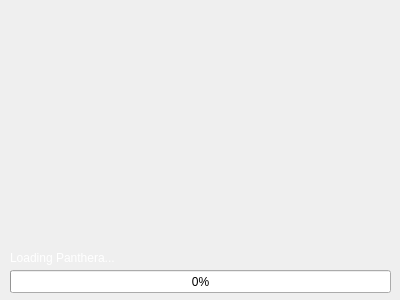
Qt form splash.ui (quazaa-development-team/Panthera-Project) before a commit.
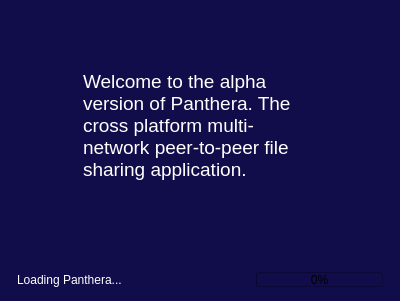
The same form after that commit. Icons and pictures are not drawn.

Commit message: Major work on Main Window UI, especially library and media page. Some label links now work. Tray icon added but with limited functionality. Settings dialog done up to Chat page. Profile dialog added.

```diff
--- a/splash.ui
+++ b/splash.ui
@@ -7,26 +7,118 @@
     <x>0</x>
     <y>0</y>
     <width>400</width>
-    <height>300</height>
+    <height>301</height>
    </rect>
   </property>
   <property name="windowTitle">
    <string>Dialog</string>
   </property>
   <property name="styleSheet">
-   <string notr="true">background-image: url(:/Graphics/Resource/Splash.png);</string>
+   <string notr="true">background-color: rgb(17, 13, 75);</string>
   </property>
   <property name="modal">
    <bool>true</bool>
   </property>
+  <layout class="QGridLayout" name="gridLayout_3">
+   <item row="1" column="0" colspan="2">
+    <layout class="QGridLayout" name="gridLayout_2">
+     <item row="2" column="1">
+      <widget class="QLabel" name="label_2">
+       <property name="styleSheet">
+        <string notr="true">color: rgb(255, 255, 255);
+background-color: transparent;</string>
+       </property>
+       <property name="text">
+        <string>&lt;!DOCTYPE HTML PUBLIC &quot;-//W3C//DTD HTML 4.0//EN&quot; &quot;http://www.w3.org/TR/REC-html40/strict.dtd&quot;&gt;
+&lt;html&gt;&lt;head&gt;&lt;meta name=&quot;qrichtext&quot; content=&quot;1&quot; /&gt;&lt;style type=&quot;text/css&quot;&gt;
+p, li { white-space: pre-wrap; }
+&lt;/style&gt;&lt;/head&gt;&lt;body style=&quot; font-family:'Sans'; font-size:10pt; font-weight:400; font-style:normal;&quot;&gt;
+&lt;p style=&quot; margin-top:0px; margin-bottom:0px; margin-left:0px; margin-right:0px; -qt-block-indent:0; text-indent:0px;&quot;&gt;&lt;span style=&quot; font-size:14pt;&quot;&gt;Welcome to the alpha version of Panthera. The cross platform multi-network peer-to-peer file sharing application.&lt;/span&gt;&lt;/p&gt;&lt;/body&gt;&lt;/html&gt;</string>
+       </property>
+       <property name="wordWrap">
+        <bool>true</bool>
+       </property>
+      </widget>
+     </item>
+     <item row="1" column="1">
+      <widget class="QLabel" name="label">
+       <property name="styleSheet">
+        <string notr="true">background-color: transparent;</string>
+       </property>
+       <property name="text">
+        <string>&lt;!DOCTYPE HTML PUBLIC &quot;-//W3C//DTD HTML 4.0//EN&quot; &quot;http://www.w3.org/TR/REC-html40/strict.dtd&quot;&gt;
+&lt;html&gt;&lt;head&gt;&lt;meta name=&quot;qrichtext&quot; content=&quot;1&quot; /&gt;&lt;style type=&quot;text/css&quot;&gt;
+p, li { white-space: pre-wrap; }
+&lt;/style&gt;&lt;/head&gt;&lt;body style=&quot; font-family:'MS Shell Dlg 2'; font-size:8.25pt; font-weight:400; font-style:normal;&quot;&gt;
+&lt;p style=&quot; margin-top:0px; margin-bottom:0px; margin-left:0px; margin-right:0px; -qt-block-indent:0; text-indent:0px;&quot;&gt;&lt;img src=&quot;:/Graphics/Resource/Panthera48.png&quot; /&gt;&lt;/p&gt;&lt;/body&gt;&lt;/html&gt;</string>
+       </property>
+      </widget>
+     </item>
+     <item row="2" column="0">
+      <spacer name="horizontalSpacer_2">
+       <property name="orientation">
+        <enum>Qt::Horizontal</enum>
+       </property>
+       <property name="sizeType">
+        <enum>QSizePolicy::Fixed</enum>
+       </property>
+       <property name="sizeHint" stdset="0">
+        <size>
+         <width>72</width>
+         <height>107</height>
+        </size>
+       </property>
+      </spacer>
+     </item>
+     <item row="2" column="2">
+      <spacer name="horizontalSpacer_3">
+       <property name="orientation">
+        <enum>Qt::Horizontal</enum>
+       </property>
+       <property name="sizeHint" stdset="0">
+        <size>
+         <width>50</width>
+         <height>20</height>
+        </size>
+       </property>
+      </spacer>
+     </item>
+     <item row="0" column="1">
+      <spacer name="verticalSpacer_2">
+       <property name="orientation">
+        <enum>Qt::Vertical</enum>
+       </property>
+       <property name="sizeHint" stdset="0">
+        <size>
+         <width>20</width>
+         <height>40</height>
+        </size>
+       </property>
+      </spacer>
+     </item>
+    </layout>
+   </item>
+   <item row="5" column="0" colspan="2">
+    <layout class="QGridLayout" name="gridLayout">
+     <property name="leftMargin">
+      <number>6</number>
+     </property>
+     <property name="rightMargin">
+      <number>6</number>
+     </property>
+     <property name="horizontalSpacing">
+      <number>6</number>
+     </property>
+     <property name="verticalSpacing">
+      <number>2</number>
+     </property>
+     <item row="1" column="2">
   <widget class="QProgressBar" name="progressBar">
-   <property name="geometry">
-    <rect>
-     <x>10</x>
-     <y>270</y>
-     <width>381</width>
-     <height>23</height>
-    </rect>
+       <property name="maximumSize">
+        <size>
+         <width>150</width>
+         <height>15</height>
+        </size>
    </property>
    <property name="palette">
     <palette>
@@ -40,6 +132,15 @@
         </color>
        </brush>
       </colorrole>
+          <colorrole role="Window">
+           <brush brushstyle="SolidPattern">
+            <color alpha="255">
+             <red>17</red>
+             <green>13</green>
+             <blue>75</blue>
+            </color>
+           </brush>
+          </colorrole>
      </active>
      <inactive>
       <colorrole role="WindowText">
@@ -51,6 +152,15 @@
         </color>
        </brush>
       </colorrole>
+          <colorrole role="Window">
+           <brush brushstyle="SolidPattern">
+            <color alpha="255">
+             <red>17</red>
+             <green>13</green>
+             <blue>75</blue>
+            </color>
+           </brush>
+          </colorrole>
      </inactive>
      <disabled>
       <colorrole role="WindowText">
@@ -62,6 +172,15 @@
         </color>
        </brush>
       </colorrole>
+          <colorrole role="Window">
+           <brush brushstyle="SolidPattern">
+            <color alpha="255">
+             <red>17</red>
+             <green>13</green>
+             <blue>75</blue>
+            </color>
+           </brush>
+          </colorrole>
      </disabled>
     </palette>
    </property>
@@ -69,15 +188,9 @@
     <number>0</number>
    </property>
   </widget>
+     </item>
+     <item row="1" column="0">
   <widget class="QLabel" name="labelStatus">
-   <property name="geometry">
-    <rect>
-     <x>10</x>
-     <y>250</y>
-     <width>381</width>
-     <height>16</height>
-    </rect>
-   </property>
    <property name="palette">
     <palette>
      <active>
@@ -90,6 +203,15 @@
         </color>
        </brush>
       </colorrole>
+          <colorrole role="Window">
+           <brush brushstyle="SolidPattern">
+            <color alpha="0">
+             <red>0</red>
+             <green>0</green>
+             <blue>0</blue>
+            </color>
+           </brush>
+          </colorrole>
      </active>
      <inactive>
       <colorrole role="WindowText">
@@ -101,6 +223,15 @@
         </color>
        </brush>
       </colorrole>
+          <colorrole role="Window">
+           <brush brushstyle="SolidPattern">
+            <color alpha="0">
+             <red>0</red>
+             <green>0</green>
+             <blue>0</blue>
+            </color>
+           </brush>
+          </colorrole>
      </inactive>
      <disabled>
       <colorrole role="WindowText">
@@ -112,30 +243,55 @@
         </color>
        </brush>
       </colorrole>
+          <colorrole role="Window">
+           <brush brushstyle="SolidPattern">
+            <color alpha="0">
+             <red>0</red>
+             <green>0</green>
+             <blue>0</blue>
+            </color>
+           </brush>
+          </colorrole>
      </disabled>
     </palette>
    </property>
+       <property name="styleSheet">
+        <string notr="true">background-color: transparent;</string>
+       </property>
    <property name="text">
     <string>Loading Panthera...</string>
    </property>
   </widget>
-  <widget class="QLabel" name="label">
-   <property name="geometry">
-    <rect>
-     <x>80</x>
-     <y>70</y>
-     <width>121</width>
-     <height>51</height>
-    </rect>
-   </property>
-   <property name="text">
-    <string>&lt;!DOCTYPE HTML PUBLIC &quot;-//W3C//DTD HTML 4.0//EN&quot; &quot;http://www.w3.org/TR/REC-html40/strict.dtd&quot;&gt;
-&lt;html&gt;&lt;head&gt;&lt;meta name=&quot;qrichtext&quot; content=&quot;1&quot; /&gt;&lt;style type=&quot;text/css&quot;&gt;
-p, li { white-space: pre-wrap; }
-&lt;/style&gt;&lt;/head&gt;&lt;body style=&quot; font-family:'MS Shell Dlg 2'; font-size:8.25pt; font-weight:400; font-style:normal;&quot;&gt;
-&lt;p style=&quot; margin-top:0px; margin-bottom:0px; margin-left:0px; margin-right:0px; -qt-block-indent:0; text-indent:0px;&quot;&gt;&lt;img src=&quot;:/Graphics/Resource/Panthera48.png&quot; /&gt;&lt;/p&gt;&lt;/body&gt;&lt;/html&gt;</string>
-   </property>
-  </widget>
+     </item>
+     <item row="1" column="1">
+      <spacer name="horizontalSpacer">
+       <property name="orientation">
+        <enum>Qt::Horizontal</enum>
+       </property>
+       <property name="sizeHint" stdset="0">
+        <size>
+         <width>40</width>
+         <height>20</height>
+        </size>
+       </property>
+      </spacer>
+     </item>
+    </layout>
+   </item>
+   <item row="4" column="0">
+    <spacer name="verticalSpacer">
+     <property name="orientation">
+      <enum>Qt::Vertical</enum>
+     </property>
+     <property name="sizeHint" stdset="0">
+      <size>
+       <width>20</width>
+       <height>40</height>
+      </size>
+     </property>
+    </spacer>
+   </item>
+  </layout>
  </widget>
  <resources/>
  <connections/>
```
Lines whose indentation alone changed are shown as unchanged. The commit also changes 24 other files.
